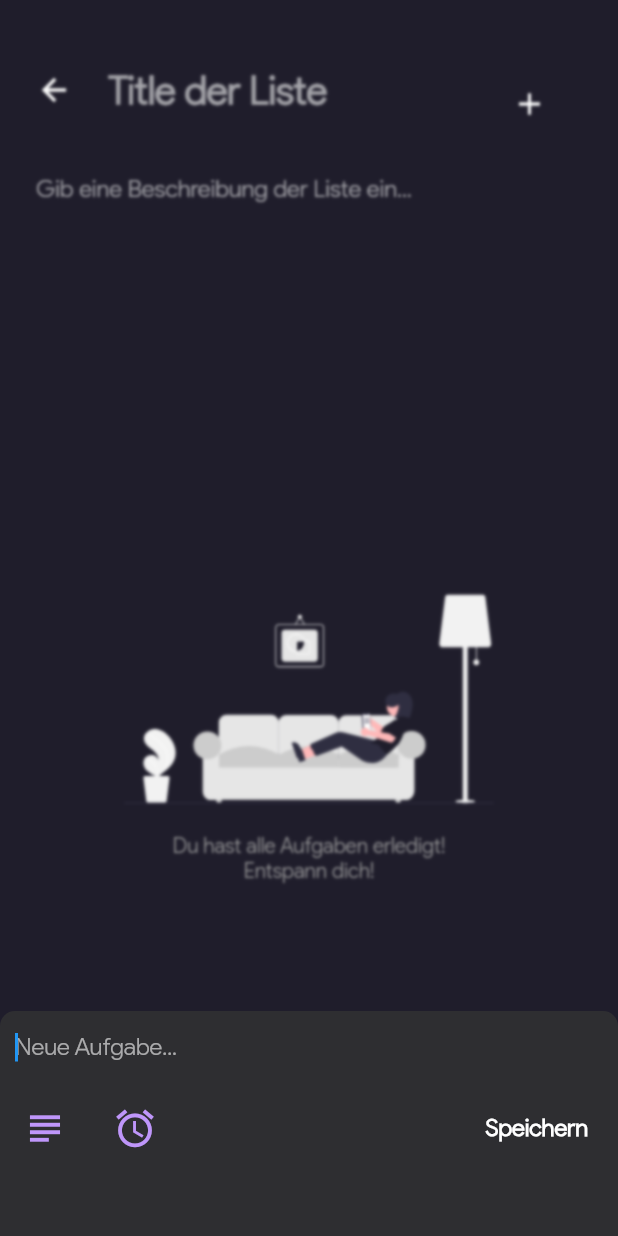
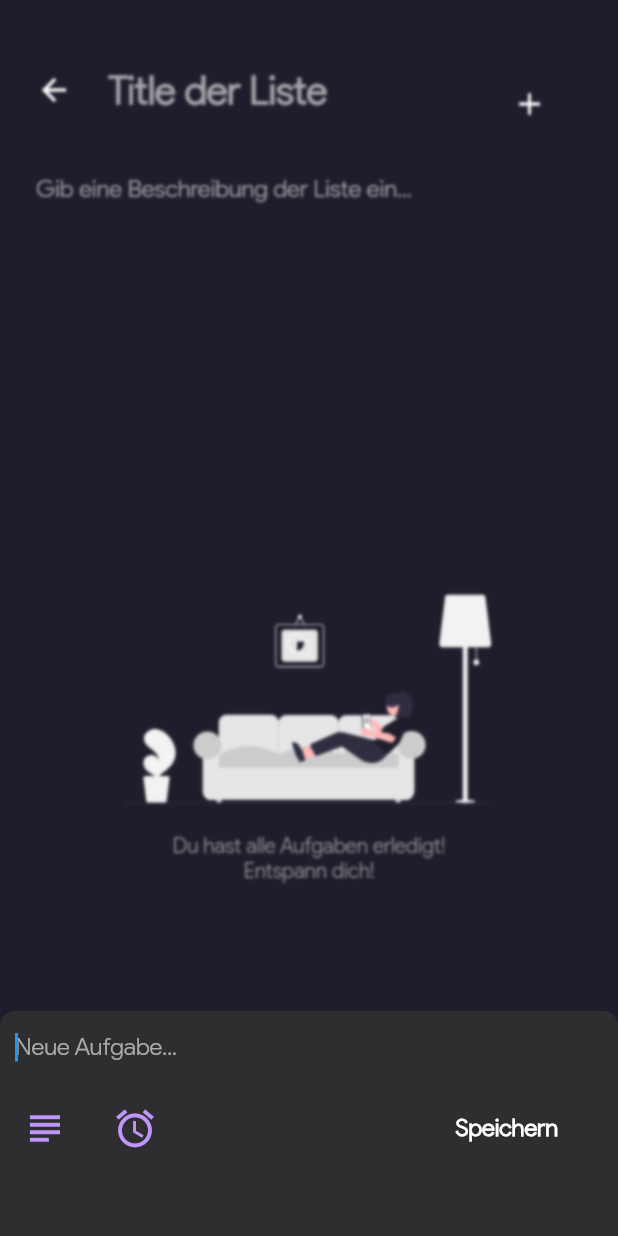
Before and after one commit to badbryany/todoapp, a Flutter app: the Taskpage screen opened directly with empty values, after a tap on the "add" icon, on a phone screen of 412 x 824 dp. Run offline on Flutter 3.47's test engine with Material 2 defaults, Android fonts, the phone set to English and light mode, and no system bars; our stand-ins replace flutter_svg, sqflite; accounts and stored records are empty.

Commit message:
made savebutton bigger

```diff
--- a/lib/screens/taskpage.dart
+++ b/lib/screens/taskpage.dart
@@ -335,6 +335,7 @@ class _TaskpageState extends State<Taskpage>{
                                 },
                                 child: Container(
                                   margin: EdgeInsets.only(right: 20),
+                                  padding: EdgeInsets.fromLTRB(20, 10, 20, 10),
                                   child: Text('Speichern', style: TextStyle(fontWeight: FontWeight.bold, fontSize: 16),),
                                 ),
                               )
```
